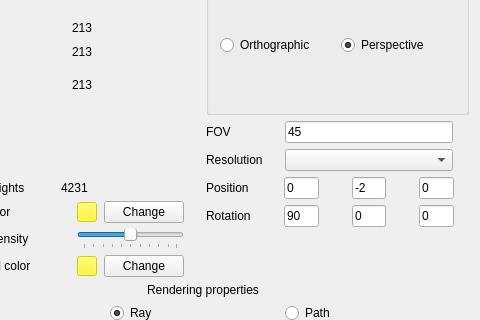
Qt form mainwindow.ui (miht/Kamehameha) before a commit; both pictures show x 592 to 1072 and y 121 to 441 of the 1072 by 852 pixel window.
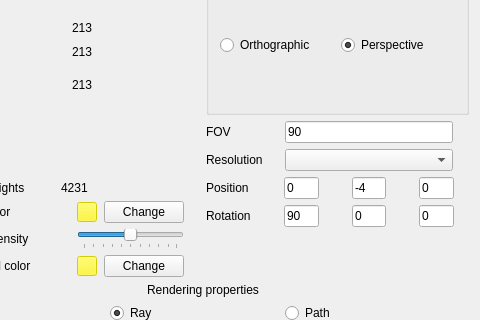
The same form after that commit.

Patch:
```diff
--- a/mainwindow.ui
+++ b/mainwindow.ui
@@ -1454,7 +1454,7 @@
                   <item row="0" column="2">
                    <widget class="QLineEdit" name="lineEdit_posY">
                     <property name="text">
-                     <string>-2</string>
+                     <string>-4</string>
                     </property>
                     <property name="placeholderText">
                      <string>Y</string>
@@ -1544,7 +1544,7 @@
                   <item row="0" column="0">
                    <widget class="QLineEdit" name="lineEdit_fov">
                     <property name="text">
-                     <string>45</string>
+                     <string>90</string>
                     </property>
                    </widget>
                   </item>
```
